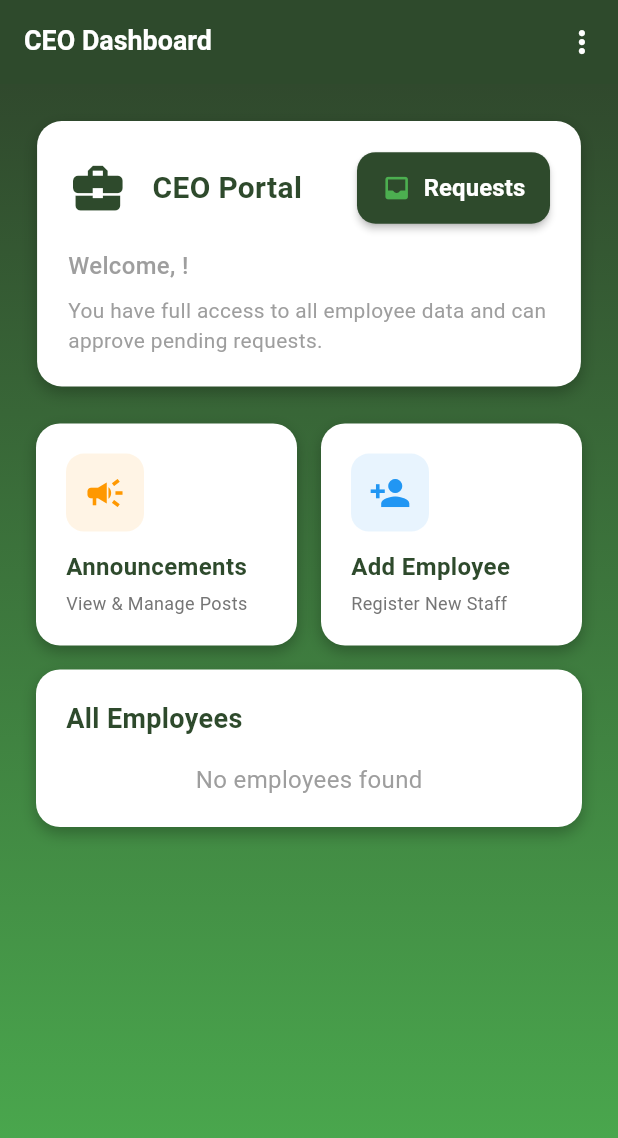
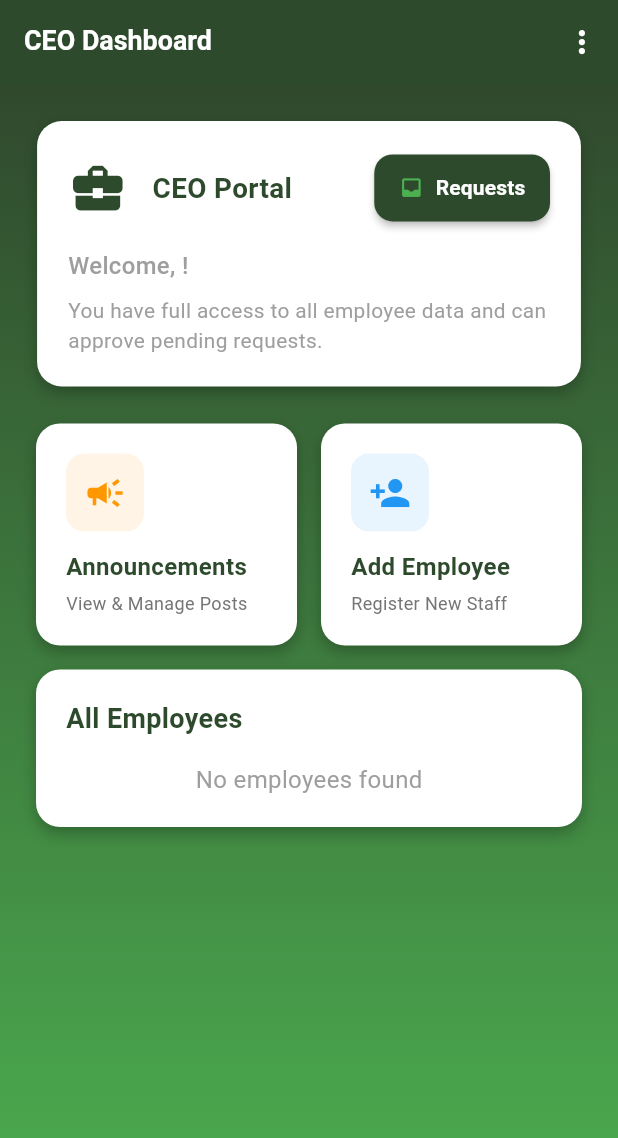
Before and after one commit to MEhsanii/EmployeeAttendanceSystem, a Flutter app: the AdminDashboard screen opened directly, on a phone screen of 412 x 824 dp. Shown: the top 1138 px of the screen. Run offline on Flutter 3.47's test engine with Material 3 defaults, Android fonts, the phone set to English and light mode, and no system bars; our stand-ins replace cloud_firestore, firebase_auth, firebase_core, flutter_linkify, shared_preferences, table_calendar and 1 more; accounts and stored records are empty.

Commit message:
minor changes

```diff
--- a/lib/pages/admin_dashboard.dart
+++ b/lib/pages/admin_dashboard.dart
@@ -394,7 +394,7 @@ class _AdminDashboardState extends State<AdminDashboard> {
                               child: Text(
                                 welcomeTitle,
                                 style: TextStyle(
-                                  fontSize: context.sp(20),
+                                  fontSize: context.w(4.5),
                                   fontWeight: FontWeight.bold,
                                   color: bpgGreen,
                                 ),
@@ -416,13 +416,13 @@ class _AdminDashboardState extends State<AdminDashboard> {
                               ),
                               icon: Icon(
                                 Icons.inbox_rounded,
-                                size: context.sp(20),
+                                size: context.h(2),
                                 color: Color(0xFF4CAF50),
                               ),
                               label: Text('Requests',
                                   style: TextStyle(
                                       fontWeight: FontWeight.w600,
-                                      fontSize: context.sp(16))),
+                                      fontSize: context.h(1.7))),
                             ),
                           ],
                         ),
```
